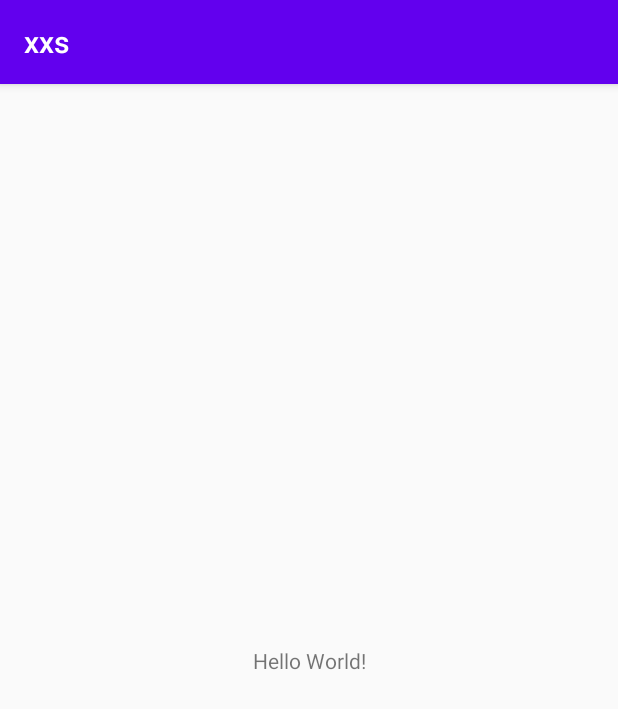
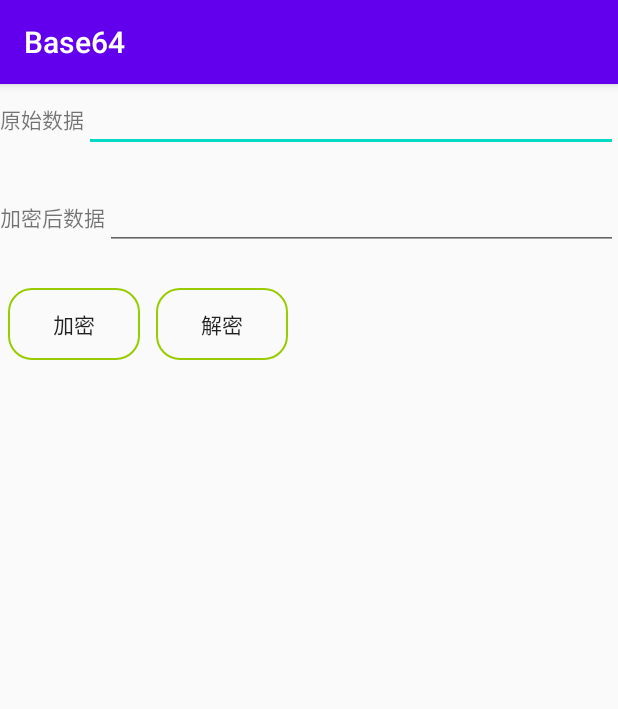
Before and after one commit to cedar997/AppPred, an Android app: the screen it shows after launch (MainActivity), on a phone screen of 412 x 824 dp. Shown: the top 709 px of the screen. Run offline under Robolectric (Android 15) with nearby library versions, the phone set to English and light mode, and no system bars.

Commit message:
xxs first implement

```diff
--- /dev/null
+++ b/xxs/src/main/java/com/rom471/lab1/MainActivity.java
@@ -0,0 +1,79 @@
+package com.rom471.lab1;
+
+import androidx.appcompat.app.AppCompatActivity;
+
+import android.content.Intent;
+import android.os.Bundle;
+import android.util.Base64;
+import android.view.View;
+import android.widget.EditText;
+import android.widget.TextView;
+
+import java.io.UnsupportedEncodingException;
+
+public class MainActivity extends AppCompatActivity implements View.OnClickListener{
+    EditText et1;
+    EditText et2;
+    @Override
+    protected void onCreate(Bundle savedInstanceState) {
+        super.onCreate(savedInstanceState);
+        setContentView(R.layout.activity_main);
+        findViewById(R.id.bt1).setOnClickListener(this);
+        findViewById(R.id.bt2).setOnClickListener(this);
+        et1=(EditText)findViewById(R.id.et1);
+        et2=(EditText)findViewById(R.id.et2);
+
+    }
+
+    @Override
+    protected void onResume() {
+        receiveFromIntent(et1,et2);
+        super.onResume();
+
+    }
+
+    private void receiveFromIntent(EditText et1, EditText et2){
+        Intent intent=getIntent();
+        String type=intent.getType();
+        if(type!=null){
+            if("text/plain".equals(type)){
+                String data=intent.getStringExtra(intent.EXTRA_TEXT);
+                et1.setText(data);
+                et2.setText(encode(data));
+            }
+        }
+    }
+
+    private String encode(String src){
+        byte[] bytes= new byte[0];
+        try {
+            bytes = src.getBytes("utf-8");
+        } catch (UnsupportedEncodingException e) {
+            e.printStackTrace();
+        }
+        return Base64.encodeToString(bytes,Base64.DEFAULT);
+    }
+    private String decode(String code){
+        try {
+            return new String(Base64.decode(code,Base64.NO_WRAP),"utf-8");
+        } catch (UnsupportedEncodingException e) {
+            e.printStackTrace();
+        }
+        return "";
+    }
+    @Override
+    public void onClick(View v) {
+
+        switch (v.getId()){
+            case R.id.bt1://加密
+                String src=et1.getText().toString();
+                et2.setText(encode(src));
+                break;
+            case R.id.bt2://解密
+                String code=et2.getText().toString();
+
+                et1.setText(decode(code));
+                break;
+        }
+    }
+}
--- a/xxs/src/main/java/com/rom471/xxs/MainActivity.java
+++ /dev/null
@@ -1,14 +0,0 @@
-package com.rom471.xxs;
-
-import androidx.appcompat.app.AppCompatActivity;
-
-import android.os.Bundle;
-
-public class MainActivity extends AppCompatActivity {
-
-    @Override
-    protected void onCreate(Bundle savedInstanceState) {
-        super.onCreate(savedInstanceState);
-        setContentView(R.layout.activity_main);
-    }
-}
--- /dev/null
+++ b/xxs/src/main/res/drawable/button_selected.xml
@@ -0,0 +1,20 @@
+<?xml version="1.0" encoding="utf-8"?>
+<selector xmlns:android="http://schemas.android.com/apk/res/android">
+    <item
+        android:state_pressed="true">
+        <shape android:shape="rectangle">
+            <corners android:radius="15dip"/>
+            <stroke android:width="1dip"
+                android:color="#538394"/>
+            <gradient android:angle="-90" android:startColor="#0099CC" android:endColor="#017DAB"  />
+        </shape>
+    </item>
+
+    <item android:color="@android:color/holo_green_light">
+        <shape android:shape="rectangle"  >
+            <corners android:radius="15dip" />
+            <stroke android:width="1dip" android:color="@android:color/holo_green_light" />
+<!--            <gradient android:angle="-90" android:startColor="#0E2252" android:endColor="#1D2C50"  />-->
+        </shape>
+    </item>
+</selector>
--- a/xxs/src/main/res/layout/activity_main.xml
+++ b/xxs/src/main/res/layout/activity_main.xml
@@ -1,18 +1,83 @@
 <?xml version="1.0" encoding="utf-8"?>
-<androidx.constraintlayout.widget.ConstraintLayout xmlns:android="http://schemas.android.com/apk/res/android"
-    xmlns:app="http://schemas.android.com/apk/res-auto"
-    xmlns:tools="http://schemas.android.com/tools"
-    android:layout_width="match_parent"
-    android:layout_height="match_parent"
-    tools:context=".MainActivity">
 
-    <TextView
-        android:layout_width="wrap_content"
+<LinearLayout xmlns:android="http://schemas.android.com/apk/res/android"
+    android:layout_width="fill_parent"
+    android:layout_height="fill_parent"
+    android:orientation="vertical">
+
+    <LinearLayout
+        android:layout_width="fill_parent"
         android:layout_height="wrap_content"
-        android:text="Hello World!"
-        app:layout_constraintBottom_toBottomOf="parent"
-        app:layout_constraintLeft_toLeftOf="parent"
-        app:layout_constraintRight_toRightOf="parent"
-        app:layout_constraintTop_toTopOf="parent" />
+        android:orientation="vertical">
+        <LinearLayout
+            android:layout_width="fill_parent"
+            android:layout_height="wrap_content"
+            >
+            <TextView
 
-</androidx.constraintlayout.widget.ConstraintLayout>
+                android:layout_width="wrap_content"
+                android:layout_height="wrap_content"
+                android:text="@string/tv1_text"
+                />
+            <EditText
+                android:id="@+id/et1"
+                android:layout_width="fill_parent"
+                android:layout_height="wrap_content"
+                android:layout_marginBottom="20dp"
+                >
+
+            </EditText>
+
+        </LinearLayout>
+
+
+        <LinearLayout
+            android:layout_width="fill_parent"
+            android:layout_height="wrap_content">
+
+            <TextView
+
+                android:layout_width="wrap_content"
+                android:layout_height="wrap_content"
+                android:text="@string/tv2_text" />
+
+            <EditText
+                android:id="@+id/et2"
+                android:layout_width="fill_parent"
+                android:layout_height="wrap_content"
+                android:layout_marginBottom="20dp">
+
+            </EditText>
+
+        </LinearLayout>
+
+        <LinearLayout
+            android:layout_width="wrap_content"
+            android:layout_height="wrap_content">
+
+            <Button
+                android:id="@+id/bt1"
+                android:layout_width="0dip"
+                android:layout_height="match_parent"
+                android:layout_margin="5dip"
+                android:layout_weight="1"
+                android:gravity="center"
+                android:background="@drawable/button_selected"
+                android:text="@string/bt1_text">
+
+            </Button>
+
+            <Button
+                android:id="@+id/bt2"
+                android:layout_width="wrap_content"
+                android:layout_height="wrap_content"
+                android:layout_margin="5dip"
+                android:background="@drawable/button_selected"
+                android:text="@string/bt2_text">
+
+            </Button>
+        </LinearLayout>
+
+    </LinearLayout>
+
+</LinearLayout>
--- a/xxs/src/main/res/values/strings.xml
+++ b/xxs/src/main/res/values/strings.xml
@@ -1,3 +1,9 @@
 <resources>
-    <string name="app_name">xxs</string>
+    <string name="app_name">Base64</string>
+    <string name="share_name">发送到Base64</string>
+
+    <string name="bt1_text">加密</string>
+    <string name="bt2_text">解密</string>
+    <string name="tv1_text">原始数据</string>
+    <string name="tv2_text">加密后数据</string>
 </resources>
```
Also changed, not shown: xxs/src/main/AndroidManifest.xml (+16 -2 lines), xxs/src/main/java/com/rom471/lab1/ShareActivity.java (added, +26 -0 lines), xxs/src/main/res/drawable/btn_round.xml (added, +10 -0 lines), 6 other files.
